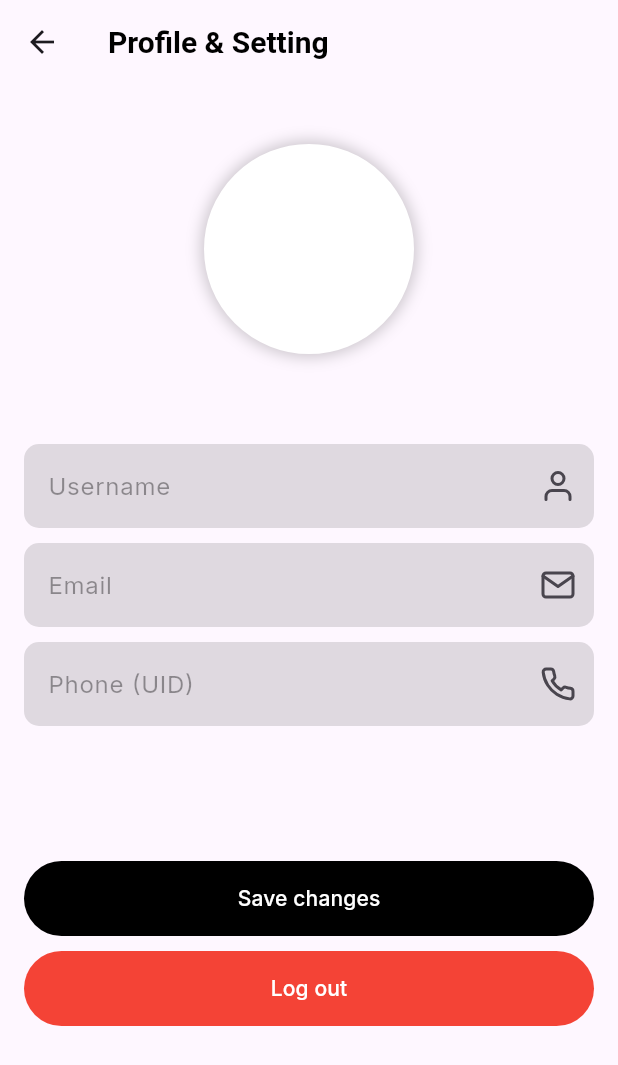
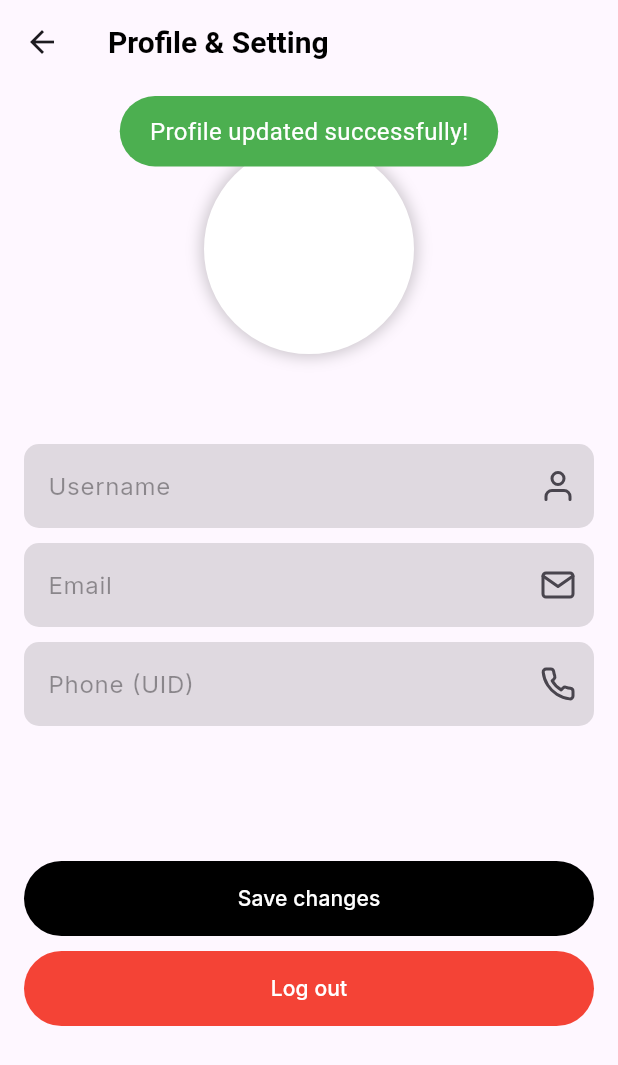
Before and after one commit to Nishan123/Saha-Yatri, a Flutter app: the ProfileScreen screen opened directly, after a tap on "Save changes", on a phone screen of 412 x 824 dp. Shown: the top 1065 px of the screen. Run offline on Flutter 3.47's test engine with Material 3 defaults, Android fonts, the light colour scheme and no system bars; our stand-ins replace chips_choice_null_safety, cloud_firestore, firebase_auth, firebase_core, flutter_feather_icons, fluttertoast and 3 more; accounts and stored records are empty; network calls fail.

Commit message:
latest commit

```diff
--- a/lib/main.dart
+++ b/lib/main.dart
@@ -29,7 +29,8 @@ class MyApp extends StatelessWidget {
         ),
         colorScheme: ColorScheme.fromSeed(seedColor: Colors.deepPurple),
         useMaterial3: true,
-          fontFamily: "Inter",),
+        fontFamily: "Inter",
+      ),
       home: const AuthGate(),
     );
   }
--- a/lib/views/screens/profile_screen.dart
+++ b/lib/views/screens/profile_screen.dart
@@ -1,3 +1,4 @@
+import 'package:cloud_firestore/cloud_firestore.dart';
 import 'package:firebase_auth/firebase_auth.dart';
 import 'package:flutter/material.dart';
 import 'package:flutter_feather_icons/flutter_feather_icons.dart';
@@ -18,14 +19,32 @@ class _ProfileScreenState extends State<ProfileScreen> {
   final TextEditingController phoneController = TextEditingController();
 
   final AuthService _authService = AuthService();
+  bool showPhoneWarning = false;
 
   @override
   void initState() {
     super.initState();
     fetchAndSetUserData();
+
+    // Add listener to phoneController
+    phoneController.addListener(() {
+      if (phoneController.text != "98........" && showPhoneWarning) {
+        setState(() {
+          showPhoneWarning = false;
+        });
+      }
+    });
   }
 
-// Loading data from Firestore database
+  @override
+  void dispose() {
+    // Dispose controllers
+    usernameController.dispose();
+    emailController.dispose();
+    phoneController.dispose();
+    super.dispose();
+  }
+
   Future<void> fetchAndSetUserData() async {
     try {
       String currentUserUid = FirebaseAuth.instance.currentUser!.uid;
@@ -36,12 +55,32 @@ class _ProfileScreenState extends State<ProfileScreen> {
         setState(() {
           usernameController.text = userData['username'] ?? '';
           emailController.text = userData['email'] ?? '';
-          phoneController.text = userData['phone'] ?? 'No Data';
+          phoneController.text = userData['phone'] ?? '98........';
         });
       }
     } catch (e) {
       _authService.showToast(
-          "Unknown error occoured", Colors.red, Colors.white);
+          "Unknown error occurred", Colors.red, Colors.white);
+    }
+  }
+
+  Future<void> saveChanges() async {
+    try {
+      String currentUserUid = FirebaseAuth.instance.currentUser!.uid;
+      await FirebaseFirestore.instance
+          .collection('user')
+          .doc(currentUserUid)
+          .set({
+        'username': usernameController.text,
+        'email': emailController.text,
+        'phone': phoneController.text,
+      }, SetOptions(merge: true));
+
+      _authService.showToast(
+          "Profile updated successfully!", Colors.green, Colors.white);
+    } catch (e) {
+      _authService.showToast(
+          "Failed to update profile.", Colors.red, Colors.white);
     }
   }
 
@@ -107,13 +146,25 @@ class _ProfileScreenState extends State<ProfileScreen> {
                     obscureText: false,
                     textInputType: TextInputType.text,
                   ),
+                  showPhoneWarning
+                      ? const Text(
+                          "Enter your phone number to start using service",
+                          style: TextStyle(color: Colors.red),
+                        )
+                      : const SizedBox(),
                   const SizedBox(height: 80),
 
                   // Edit profile button
                   CustomButton(
                     backgroundColor: Colors.black,
                     onPressed: () {
-                      // Add functionality to update profile data if needed
+                      if (phoneController.text == "98........") {
+                        setState(() {
+                          showPhoneWarning = true;
+                        });
+                      } else {
+                        saveChanges();
+                      }
                     },
                     text: "Save changes",
                     textColor: Colors.white,
--- a/pubspec.yaml
+++ b/pubspec.yaml
@@ -47,6 +47,7 @@ dependencies:
   intl: ^0.20.1
   http: ^1.2.2
   random_string: ^2.3.1
+  firebase_storage: ^12.3.7
 
 
 dev_dependencies:
```
Also changed, not shown: lib/services/auth_service.dart (+17 -0 lines), lib/views/screens/booking_screen.dart (+38 -4 lines), lib/views/screens/guides_screen.dart (+61 -15 lines), lib/views/widgets/guide_card.dart (+15 -7 lines), pubspec.lock. Lines whose indentation alone changed are shown as unchanged.
